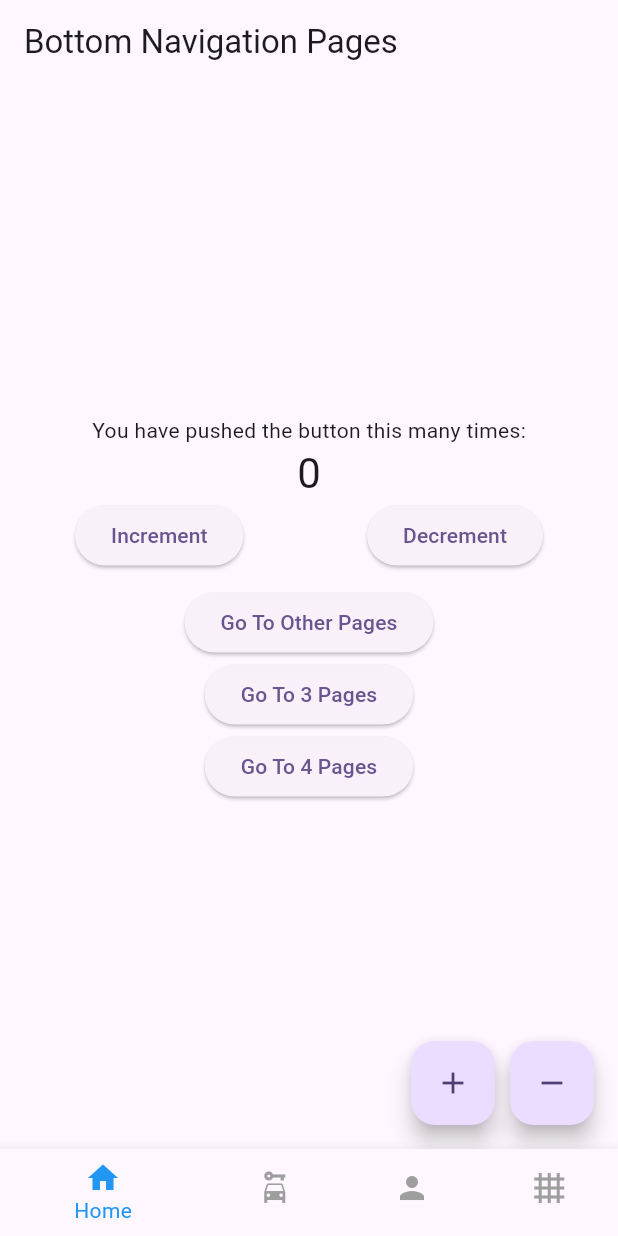
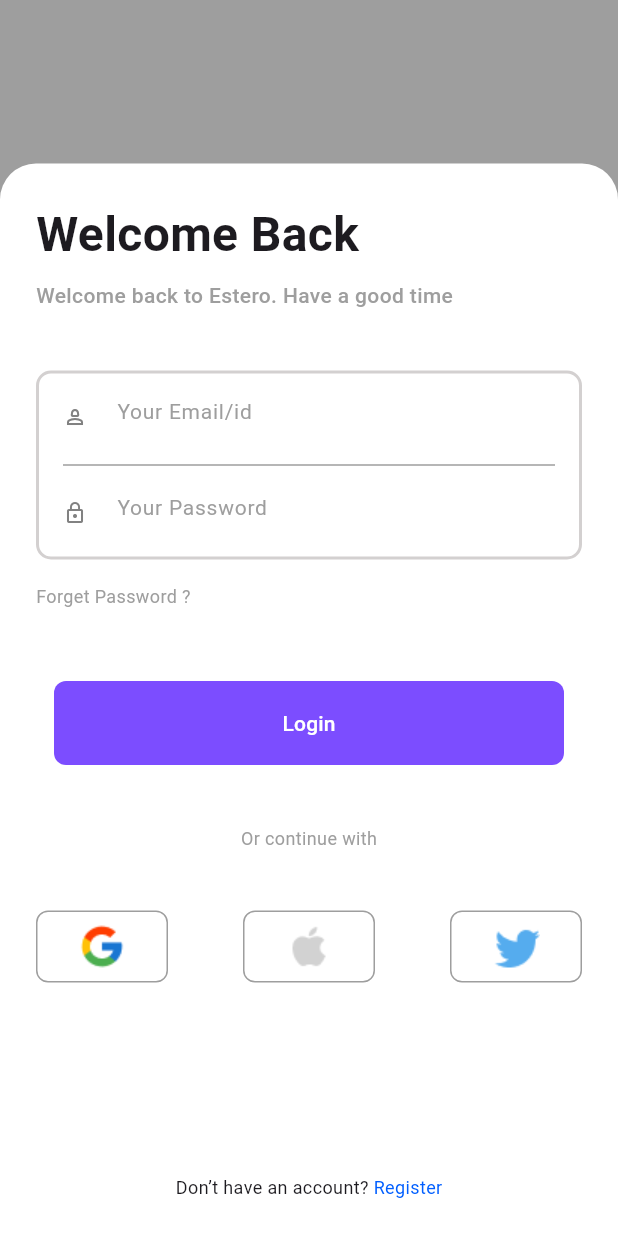
Before and after one commit to galihagungs/PPKDDASAR, a Flutter app: the screen it shows after launch, on a phone screen of 412 x 824 dp. Run offline on Flutter 3.47's test engine with Material 3 defaults, Android fonts, the phone set to English and light mode, and no system bars.

Commit message:
Febuary 26

```diff
--- a/lib/Pages/bottomnav.dart
+++ b/lib/Pages/bottomnav.dart
@@ -1,3 +1,4 @@
+import 'package:first_app/Pages/expandedscreen.dart';
 import 'package:first_app/Pages/grid.dart';
 import 'package:first_app/Pages/listviewbuilder.dart';
 import 'package:first_app/Pages/mainpage.dart';
@@ -24,6 +25,7 @@ class _BottomnavState extends State<Bottomnav> {
     TestViewBuilder(),
     Secondpage(),
     GridPage(),
+    Expandedscreen(),
   ];
 
   void _onTap(int index) {
@@ -42,6 +44,8 @@ class _BottomnavState extends State<Bottomnav> {
           BottomNavigationBarItem(icon: Icon(Icons.car_rental), label: "Cars"),
           BottomNavigationBarItem(icon: Icon(Icons.person), label: "Profile"),
           BottomNavigationBarItem(icon: Icon(Icons.grid_4x4), label: "Grid"),
+          BottomNavigationBarItem(icon: Icon(Icons.expand), label: "Expanded"),
+          BottomNavigationBarItem(icon: Icon(Icons.login), label: "Login"),
         ],
         onTap: _onTap,
         selectedItemColor: Colors.blue,
--- /dev/null
+++ b/lib/Pages/loginPages.dart
@@ -0,0 +1,186 @@
+import 'package:flutter/material.dart';
+
+class Loginpages extends StatefulWidget {
+  const Loginpages({super.key});
+
+  @override
+  State<Loginpages> createState() => _LoginpagesState();
+}
+
+class _LoginpagesState extends State<Loginpages> {
+  @override
+  Widget build(BuildContext context) {
+    return Scaffold(
+      backgroundColor: Colors.grey,
+      body: Column(
+        mainAxisAlignment: MainAxisAlignment.end,
+        children: [
+          Container(
+            width: MediaQuery.of(context).size.width,
+            decoration: BoxDecoration(
+              color: Colors.white,
+              borderRadius: BorderRadius.vertical(top: Radius.circular(24)),
+            ),
+            child: Padding(
+              padding: EdgeInsets.all(24),
+              child: Column(
+                crossAxisAlignment: CrossAxisAlignment.start,
+                children: [
+                  Text(
+                    "Welcome Back",
+                    style: TextStyle(fontSize: 32, fontWeight: FontWeight.bold),
+                  ),
+                  SizedBox(height: 8),
+                  Text(
+                    "Welcome back to Estero. Have a good time",
+                    style: TextStyle(
+                      fontSize: 14,
+                      fontWeight: FontWeight.w500,
+                      color: Colors.grey,
+                    ),
+                  ),
+                  SizedBox(height: 40),
+                  Container(
+                    decoration: BoxDecoration(
+                      border: Border.all(
+                        width: 2,
+                        color: const Color.fromARGB(255, 211, 208, 208),
+                      ),
+                      borderRadius: BorderRadius.circular(10),
+                    ),
+                    child: Padding(
+                      padding: const EdgeInsets.symmetric(vertical: 5),
+                      child: Column(
+                        mainAxisAlignment: MainAxisAlignment.center,
+                        children: [
+                          TextField(
+                            decoration: InputDecoration(
+                              hintStyle: TextStyle(
+                                fontSize: 14,
+                                color: Colors.grey,
+                              ),
+                              border: InputBorder.none,
+                              prefixIcon: Icon(
+                                size: 16,
+                                Icons.person_2_outlined,
+                                color: const Color.fromARGB(255, 129, 129, 129),
+                              ),
+                              hintText: "Your Email/id",
+                            ),
+                          ),
+                          Padding(
+                            padding: EdgeInsets.symmetric(horizontal: 16),
+                            child: Divider(color: Colors.grey),
+                          ),
+                          TextField(
+                            obscureText: true,
+                            obscuringCharacter: "*",
+                            decoration: InputDecoration(
+                              border: InputBorder.none,
+                              hintStyle: TextStyle(
+                                fontSize: 14,
+                                color: Colors.grey,
+                              ),
+                              prefixIcon: Icon(
+                                size: 16,
+                                Icons.lock_outline,
+                                color: const Color.fromARGB(255, 129, 129, 129),
+                              ),
+                              hintText: "Your Password",
+                            ),
+                          ),
+                        ],
+                      ),
+                    ),
+                  ),
+                  SizedBox(height: 16),
+                  Text(
+                    "Forget Password ?",
+                    style: TextStyle(fontSize: 12, color: Colors.grey),
+                  ),
+                  SizedBox(height: 40),
+                  TextButton(
+                    onPressed: () {},
+                    child: Container(
+                      height: 56,
+                      decoration: BoxDecoration(
+                        color: Colors.deepPurpleAccent,
+                        borderRadius: BorderRadius.circular(8),
+                      ),
+                      child: Center(
+                        child: Text(
+                          "Login",
+                          style: TextStyle(fontSize: 14, color: Colors.white),
+                        ),
+                      ),
+                    ),
+                  ),
+
+                  SizedBox(height: 32),
+                  Center(
+                    child: Text(
+                      "Or continue with",
+                      style: TextStyle(fontSize: 12, color: Colors.grey),
+                    ),
+                  ),
+                  SizedBox(height: 40),
+                  Center(
+                    child: Row(
+                      mainAxisAlignment: MainAxisAlignment.spaceBetween,
+                      children: [
+                        Container(
+                          height: 48,
+                          width: 88,
+                          decoration: BoxDecoration(
+                            border: Border.all(width: 1, color: Colors.grey),
+                            borderRadius: BorderRadius.circular(8),
+                          ),
+                          child: Image.asset("assets/images/google.png"),
+                        ),
+                        Container(
+                          height: 48,
+                          width: 88,
+                          decoration: BoxDecoration(
+                            border: Border.all(width: 1, color: Colors.grey),
+                            borderRadius: BorderRadius.circular(8),
+                          ),
+                          child: Image.asset("assets/images/apple.png"),
+                        ),
+                        Container(
+                          height: 48,
+                          width: 88,
+                          decoration: BoxDecoration(
+                            border: Border.all(width: 1, color: Colors.grey),
+                            borderRadius: BorderRadius.circular(8),
+                          ),
+                          child: Image.asset("assets/images/twitter.png"),
+                        ),
+                      ],
+                    ),
+                  ),
+                  SizedBox(height: 128),
+                  Row(
+                    mainAxisAlignment: MainAxisAlignment.center,
+                    children: [
+                      Text(
+                        "Don’t have an account?",
+                        style: TextStyle(fontSize: 12),
+                      ),
+                      Text(
+                        " Register",
+                        style: TextStyle(
+                          fontSize: 12,
+                          color: const Color.fromARGB(255, 0, 94, 255),
+                        ),
+                      ),
+                    ],
+                  ),
+                ],
+              ),
+            ),
+          ),
+        ],
+      ),
+    );
+  }
+}
--- a/lib/main.dart
+++ b/lib/main.dart
@@ -1,5 +1,7 @@
+import 'package:first_app/Pages/LoginPages.dart';
 import 'package:first_app/Pages/bottomnav.dart';
 import 'package:first_app/Pages/fourpage.dart';
+import 'package:first_app/Pages/loginpage.dart';
 import 'package:first_app/Pages/secondpage.dart';
 import 'package:first_app/Pages/thirdpage.dart';
 import 'package:flutter/material.dart';
@@ -22,7 +24,7 @@ class MyApp extends StatelessWidget {
       ),
       // home: const MyHomePage(title: 'Flutter Demo Home Page'),
       routes: {
-        '/': (context) => const Bottomnav(),
+        '/': (context) => const Loginpages(),
         '/home': (context) => const Secondpage(),
         '/thrid': (context) => const Thirdpage(),
         '/four': (context) => const Fourpage(),
--- a/lib/model/gridviewmodel.dart
+++ b/lib/model/gridviewmodel.dart
@@ -21,6 +21,7 @@ class Gridmodel {
     return <String, dynamic>{
       'name': name,
       'image': image,
+      // ignore: deprecated_member_use
       'color': color.value,
     };
   }
```
Also changed, not shown: lib/Pages/expandedscreen.dart (added, +36 -0 lines), lib/Pages/grid.dart (+8 -3 lines), lib/Pages/listviewbuilder.dart (+14 -5 lines), lib/Pages/loginpage.dart (added, +56 -0 lines), lib/data/griddata.dart (+10 -0 lines), assets/images/apple.png (added), assets/images/google.png (added), assets/images/twitter.png (added).
